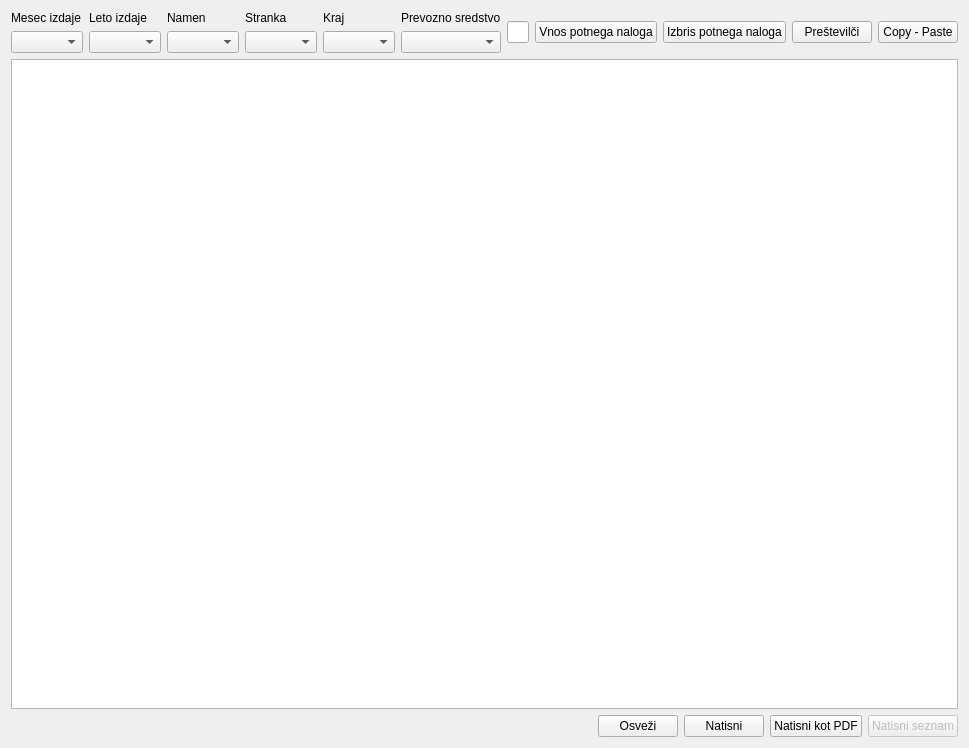
Above: wid_potninalogi.ui from bubi-luka/BubiRacun before the change. Below: the same form after it.
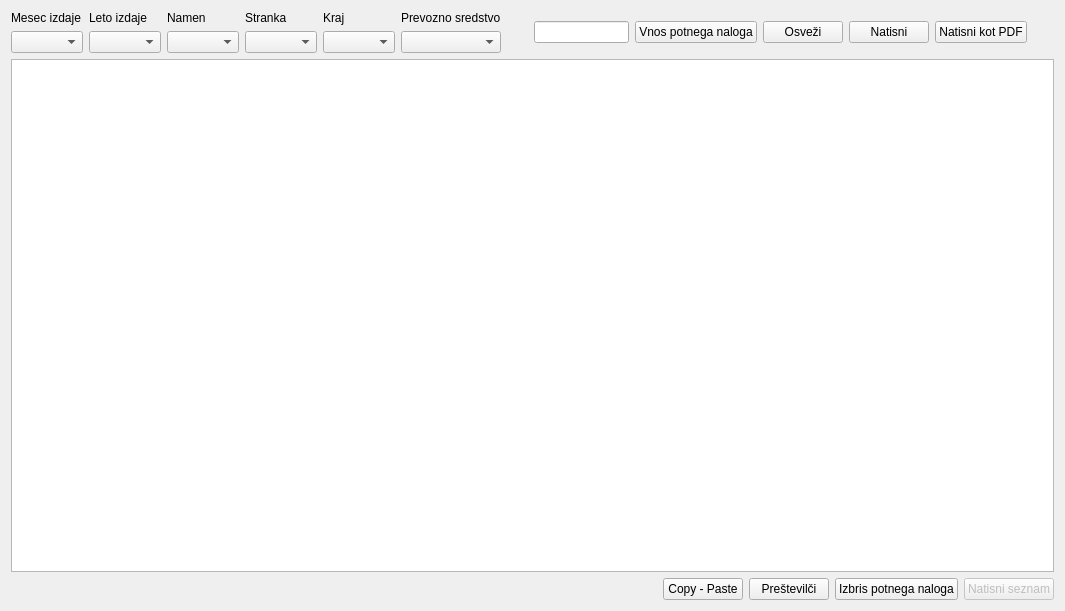
That is the form after the change.

Commit message:
POENOTENJE GUI ZA PREGLED POTNIH NALOGOV
Premik gumbov, da se poenoti videz med pregledi računov in potnih nalogov.

closes #141

Patch:
```diff
--- a/wid_potninalogi.ui
+++ b/wid_potninalogi.ui
@@ -9,8 +9,8 @@
    <rect>
     <x>0</x>
     <y>0</y>
-    <width>950</width>
-    <height>748</height>
+    <width>1065</width>
+    <height>611</height>
    </rect>
   </property>
   <property name="windowTitle">
@@ -107,23 +107,23 @@
       </widget>
      </item>
      <item>
-      <widget class="QPushButton" name="btn_brisi">
+      <widget class="QPushButton" name="btn_refresh">
        <property name="text">
-        <string>Izbris potnega naloga</string>
+        <string>Osveži</string>
        </property>
       </widget>
      </item>
      <item>
-      <widget class="QPushButton" name="btn_prestevilci">
+      <widget class="QPushButton" name="btn_print">
        <property name="text">
-        <string>Preštevilči</string>
+        <string>Natisni</string>
        </property>
       </widget>
      </item>
      <item>
-      <widget class="QPushButton" name="btn_kopiraj">
+      <widget class="QPushButton" name="btn_print_pdf">
        <property name="text">
-        <string>Copy - Paste</string>
+        <string>Natisni kot PDF</string>
        </property>
       </widget>
      </item>
@@ -177,23 +177,23 @@
       </spacer>
      </item>
      <item>
-      <widget class="QPushButton" name="btn_refresh">
+      <widget class="QPushButton" name="btn_kopiraj">
        <property name="text">
-        <string>Osveži</string>
+        <string>Copy - Paste</string>
        </property>
       </widget>
      </item>
      <item>
-      <widget class="QPushButton" name="btn_print">
+      <widget class="QPushButton" name="btn_prestevilci">
        <property name="text">
-        <string>Natisni</string>
+        <string>Preštevilči</string>
        </property>
       </widget>
      </item>
      <item>
-      <widget class="QPushButton" name="btn_print_pdf">
+      <widget class="QPushButton" name="btn_brisi">
        <property name="text">
-        <string>Natisni kot PDF</string>
+        <string>Izbris potnega naloga</string>
        </property>
       </widget>
      </item>
```
Left out of the diff: 4 changed lines with no effect on the pictures.
